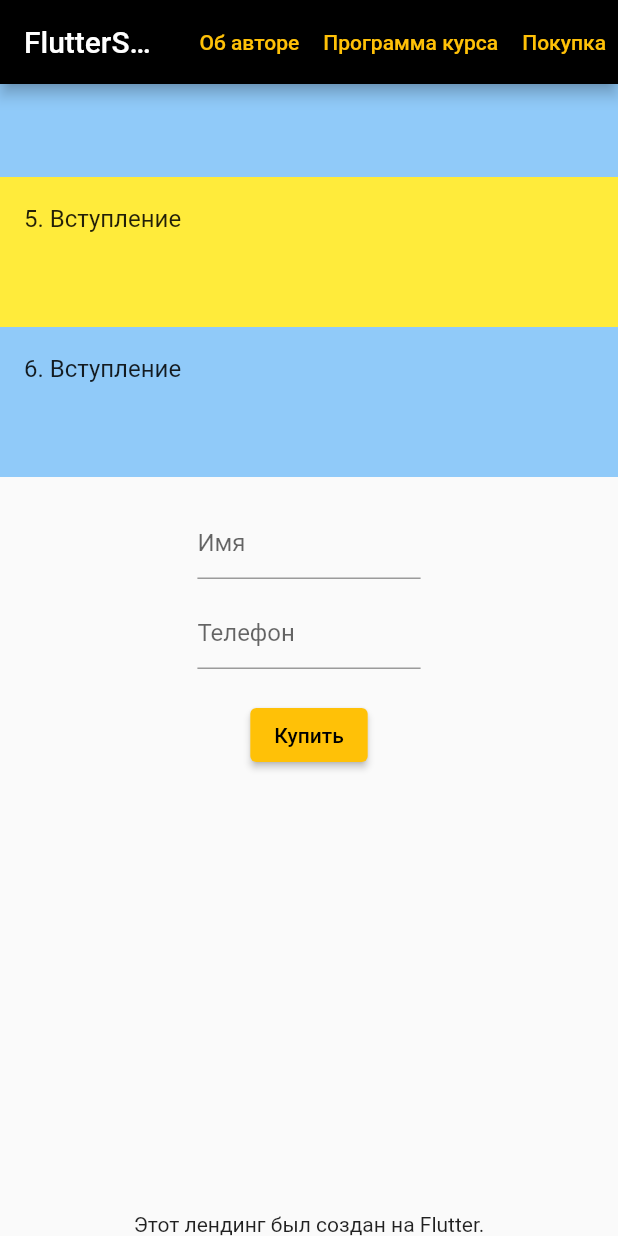
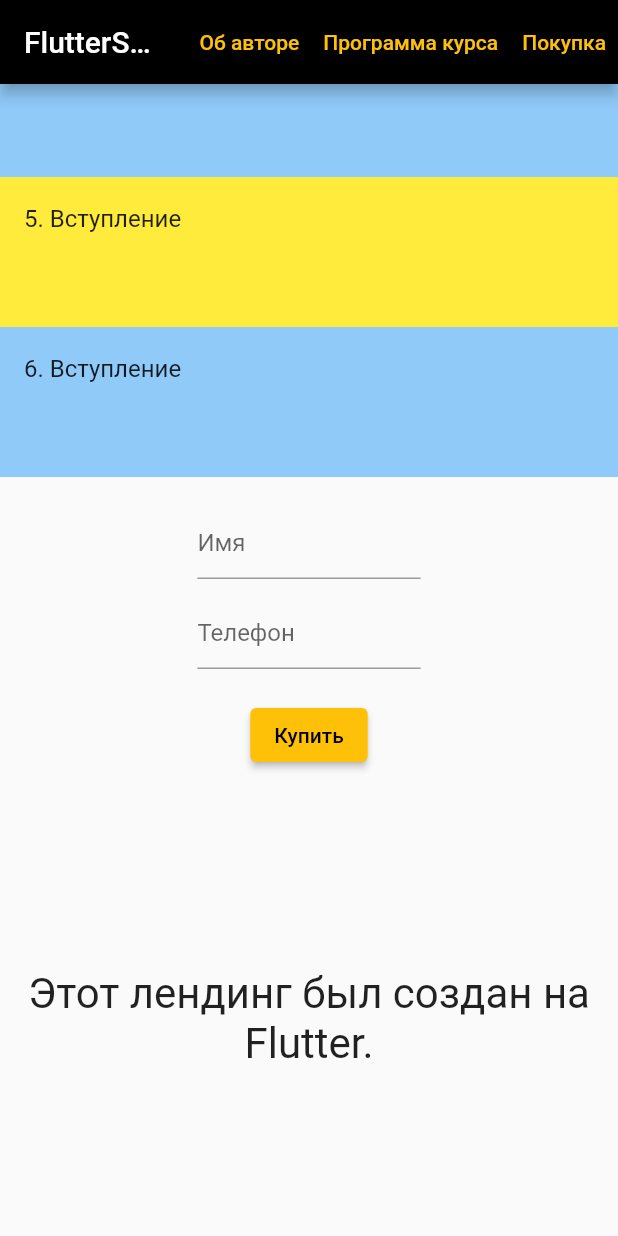
Before and after one commit to subzero911/mega_landing, a Flutter app: the screen it shows after launch, scrolled down 1152 dp, on a phone screen of 412 x 824 dp. Run offline on Flutter 3.47's test engine with Material 2 defaults, Android fonts, the phone set to English and light mode, and no system bars.

Commit message:
прикольный эффект выравнивания по центру

```diff
--- a/lib/main.dart
+++ b/lib/main.dart
@@ -198,10 +198,10 @@ class _MyHomePageState extends State<MyHomePage> {
           ),
           SliverFillRemaining(
             child: Align(
-              alignment: Alignment.bottomCenter,
+              alignment: Alignment.center,
               child: Text(
                 'Этот лендинг был создан на Flutter.',
-                style: TextStyle(fontSize: 14),
+                style: TextStyle(fontSize: 28),
                 textAlign: TextAlign.center,
               ),
             ),
```
